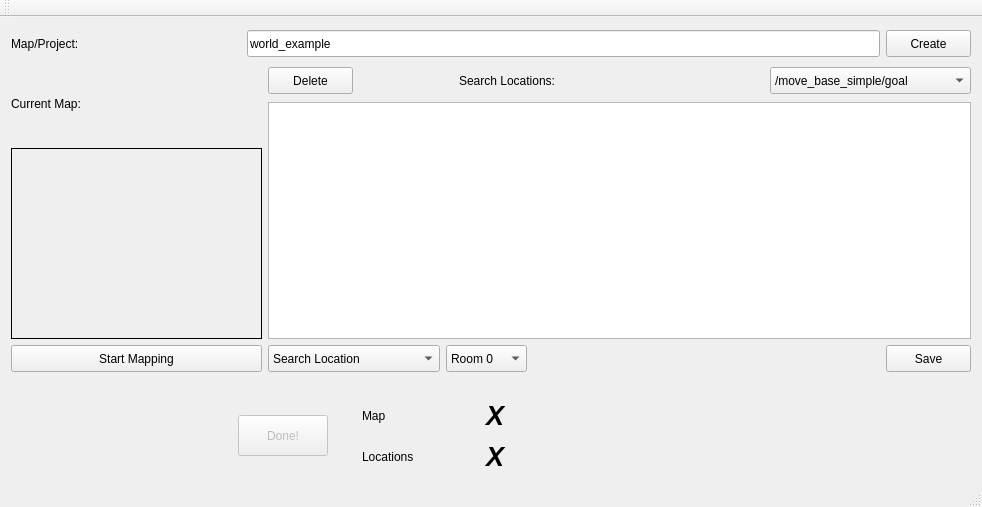
speckdavid/shakey2016, file shakey_quickstart/src/mainwindow.ui: the form before one commit.
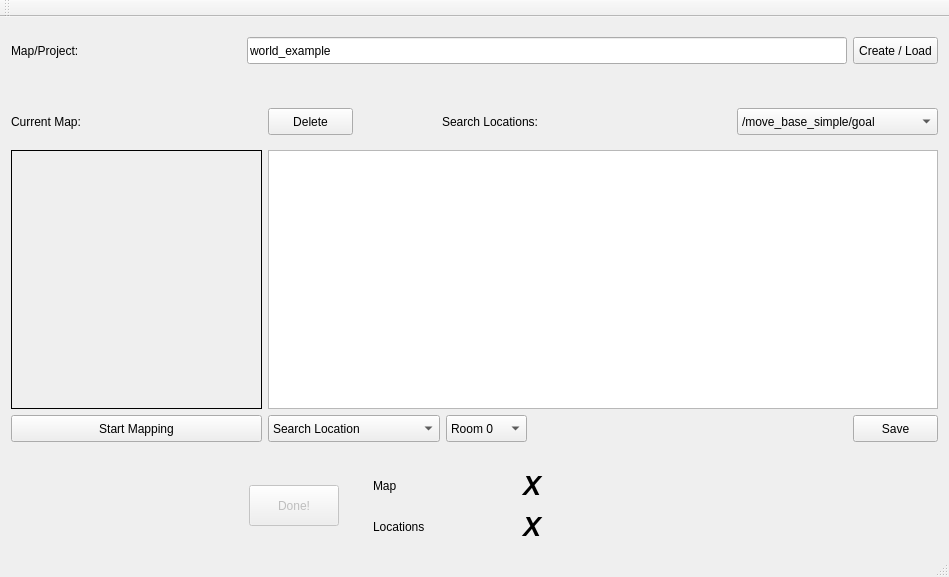
The form after the commit.

Diff of the .ui file:
```diff
--- a/shakey_quickstart/src/mainwindow.ui
+++ b/shakey_quickstart/src/mainwindow.ui
@@ -6,15 +6,17 @@
    <rect>
     <x>0</x>
     <y>0</y>
-    <width>982</width>
-    <height>507</height>
+    <width>949</width>
+    <height>577</height>
    </rect>
   </property>
   <property name="windowTitle">
    <string>Shakey Quickstart</string>
   </property>
   <widget class="QWidget" name="centralWidget">
-   <layout class="QVBoxLayout" name="verticalLayout_8">
+   <layout class="QVBoxLayout" name="verticalLayout_6">
+    <item>
+     <layout class="QVBoxLayout" name="verticalLayout_5">
     <item>
      <layout class="QVBoxLayout" name="verticalLayout_7">
       <item>
@@ -24,7 +26,7 @@
           <property name="minimumSize">
            <size>
             <width>230</width>
-            <height>31</height>
+              <height>45</height>
            </size>
           </property>
           <property name="styleSheet">
@@ -57,22 +59,37 @@
            </size>
           </property>
           <property name="text">
-           <string>Create</string>
+             <string>Create / Load</string>
           </property>
          </widget>
         </item>
        </layout>
       </item>
       <item>
-       <layout class="QHBoxLayout" name="horizontalLayout_6">
+         <spacer name="horizontalSpacer_8">
+          <property name="orientation">
+           <enum>Qt::Horizontal</enum>
+          </property>
+          <property name="sizeHint" stdset="0">
+           <size>
+            <width>40</width>
+            <height>20</height>
+           </size>
+          </property>
+         </spacer>
+        </item>
+       </layout>
+      </item>
         <item>
-         <layout class="QVBoxLayout" name="verticalLayout">
+       <layout class="QHBoxLayout" name="horizontalLayout_5">
+        <item>
+         <layout class="QVBoxLayout" name="verticalLayout_2">
           <item>
            <widget class="QLabel" name="label_3">
             <property name="minimumSize">
              <size>
               <width>251</width>
-              <height>36</height>
+              <height>45</height>
              </size>
             </property>
             <property name="styleSheet">
@@ -85,6 +102,12 @@
           </item>
           <item>
            <widget class="QLabel" name="currentMap">
+            <property name="sizePolicy">
+             <sizepolicy hsizetype="Preferred" vsizetype="Expanding">
+              <horstretch>0</horstretch>
+              <verstretch>0</verstretch>
+             </sizepolicy>
+            </property>
             <property name="minimumSize">
              <size>
               <width>251</width>
@@ -120,11 +143,9 @@
          </layout>
         </item>
         <item>
-         <layout class="QVBoxLayout" name="verticalLayout_5">
+         <layout class="QVBoxLayout" name="verticalLayout">
           <item>
-           <layout class="QVBoxLayout" name="verticalLayout_2">
-            <item>
-             <layout class="QHBoxLayout" name="horizontalLayout_2">
+           <layout class="QHBoxLayout" name="horizontalLayout_3">
               <item>
                <widget class="QPushButton" name="delPoseButton">
                 <property name="minimumSize">
@@ -156,7 +177,7 @@
                 <property name="minimumSize">
                  <size>
                   <width>206</width>
-                  <height>31</height>
+                <height>45</height>
                  </size>
                 </property>
                 <property name="styleSheet">
@@ -210,10 +231,8 @@
               </property>
              </widget>
             </item>
-           </layout>
-          </item>
           <item>
-           <layout class="QHBoxLayout" name="horizontalLayout_3">
+           <layout class="QHBoxLayout" name="horizontalLayout_2">
             <item>
              <widget class="QComboBox" name="comboBox_LocType">
               <property name="minimumSize">
@@ -332,8 +351,6 @@
        </layout>
       </item>
       <item>
-       <layout class="QVBoxLayout" name="verticalLayout_6">
-        <item>
          <spacer name="horizontalSpacer">
           <property name="orientation">
            <enum>Qt::Horizontal</enum>
@@ -347,7 +364,7 @@
          </spacer>
         </item>
         <item>
-         <layout class="QHBoxLayout" name="horizontalLayout_7">
+       <layout class="QHBoxLayout" name="horizontalLayout_6">
           <item>
            <spacer name="horizontalSpacer_6">
             <property name="orientation">
@@ -355,14 +372,14 @@
             </property>
             <property name="sizeHint" stdset="0">
              <size>
-              <width>178</width>
+            <width>238</width>
               <height>20</height>
              </size>
             </property>
            </spacer>
           </item>
           <item>
-           <layout class="QHBoxLayout" name="horizontalLayout_5">
+         <layout class="QHBoxLayout" name="horizontalLayout_4">
             <item>
              <widget class="QPushButton" name="pushButton_Done">
               <property name="enabled">
@@ -399,14 +416,12 @@
              </spacer>
             </item>
             <item>
-             <layout class="QHBoxLayout" name="horizontalLayout_4">
-              <item>
                <layout class="QVBoxLayout" name="verticalLayout_4">
                 <item>
                  <widget class="QLabel" name="label_5">
                   <property name="minimumSize">
                    <size>
-                    <width>115</width>
+                <width>141</width>
                     <height>35</height>
                    </size>
                   </property>
@@ -422,7 +437,7 @@
                  <widget class="QLabel" name="label_6">
                   <property name="minimumSize">
                    <size>
-                    <width>115</width>
+                <width>141</width>
                     <height>35</height>
                    </size>
                   </property>
@@ -440,9 +455,15 @@
                <layout class="QVBoxLayout" name="verticalLayout_3">
                 <item>
                  <widget class="QLineEdit" name="lineEdit_XMap">
+              <property name="sizePolicy">
+               <sizepolicy hsizetype="Preferred" vsizetype="Fixed">
+                <horstretch>0</horstretch>
+                <verstretch>0</verstretch>
+               </sizepolicy>
+              </property>
                   <property name="minimumSize">
                    <size>
-                    <width>261</width>
+                <width>100</width>
                     <height>35</height>
                    </size>
                   </property>
@@ -476,9 +497,15 @@
                 </item>
                 <item>
                  <widget class="QLineEdit" name="lineEdit_XLocations">
+              <property name="sizePolicy">
+               <sizepolicy hsizetype="Preferred" vsizetype="Fixed">
+                <horstretch>0</horstretch>
+                <verstretch>0</verstretch>
+               </sizepolicy>
+              </property>
                   <property name="minimumSize">
                    <size>
-                    <width>200</width>
+                <width>100</width>
                     <height>35</height>
                    </size>
                   </property>
@@ -520,8 +547,6 @@
               </item>
              </layout>
             </item>
-           </layout>
-          </item>
           <item>
            <spacer name="horizontalSpacer_7">
             <property name="orientation">
@@ -529,13 +554,11 @@
             </property>
             <property name="sizeHint" stdset="0">
              <size>
-              <width>178</width>
-              <height>20</height>
+            <width>158</width>
+            <height>17</height>
              </size>
             </property>
            </spacer>
-          </item>
-         </layout>
         </item>
        </layout>
       </item>
```
Left out of the diff: 4 changed lines with no effect on the pictures. Lines whose indentation alone changed are shown as unchanged.
